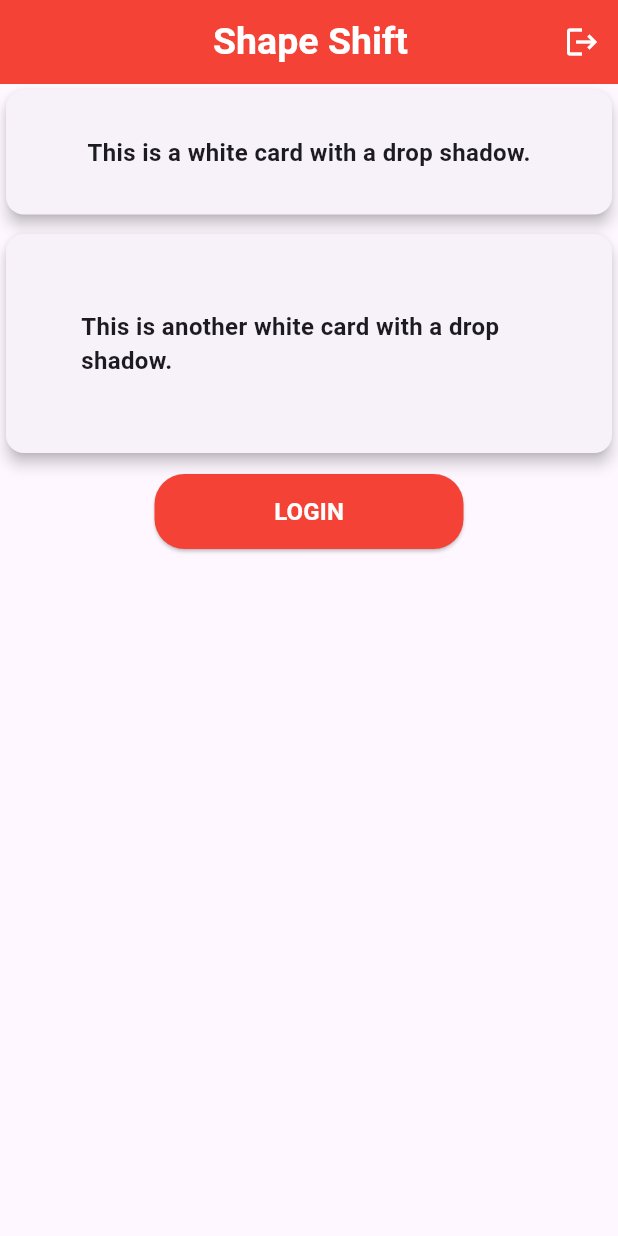
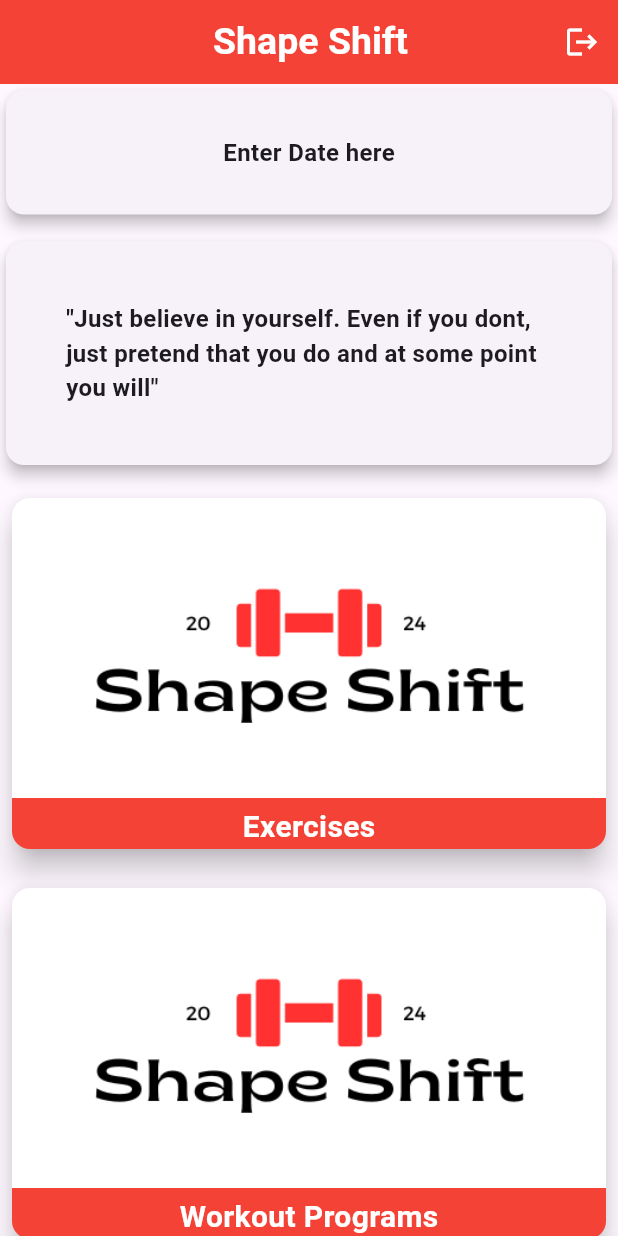
Before and after one commit to ReinoRabbit/personal_project, a Flutter app: the screen it shows once a user with an empty profile is signed in, on a phone screen of 412 x 824 dp. Run offline on Flutter 3.47's test engine with Material 3 defaults, Android fonts, the light colour scheme and no system bars; our stand-ins replace firebase_auth, firebase_core; accounts and stored records are empty.

Commit message:
Built dashboard page

```diff
--- a/lib/ui/dashboard_page.dart
+++ b/lib/ui/dashboard_page.dart
@@ -1,7 +1,5 @@
 import 'package:firebase_auth/firebase_auth.dart';
 import 'package:flutter/material.dart';
-import 'package:personal_project/components/button_reusable.dart';
-// import 'package:personal_project/ui/login_page.dart';
 
 class DashboardPage extends StatefulWidget {
   const DashboardPage({super.key});
@@ -30,7 +28,8 @@ class _DashboardPageState extends State<DashboardPage> {
       ),
 
       //top card
-      body: Column(
+      body: SingleChildScrollView(
+        child: Column(
             crossAxisAlignment: CrossAxisAlignment.start,
             children: <Widget>[
               SizedBox(
@@ -44,7 +43,7 @@ class _DashboardPageState extends State<DashboardPage> {
                     padding: EdgeInsets.all(30.0),
                     child: Center(
                       child: Text(
-                      'This is a white card with a drop shadow.',
+                        'Enter Date here',
                         style: TextStyle(
                           fontSize: 16.0,
                           fontWeight: FontWeight.bold,
@@ -57,7 +56,7 @@ class _DashboardPageState extends State<DashboardPage> {
 
               // 2nd card
 
-            const SizedBox(height: 5.0),
+              const SizedBox(height: 10),
 
               SizedBox(
                 width: double.infinity,
@@ -67,9 +66,10 @@ class _DashboardPageState extends State<DashboardPage> {
                     borderRadius: BorderRadius.circular(12.0),
                   ),
                   child: const Padding(
-                  padding: EdgeInsets.all(50.0),
+                    padding: EdgeInsets.all(40.0),
+                    child: Center(
                       child: Text(
-                    'This is another white card with a drop shadow.',
+                        '"Just believe in yourself. Even if you dont, just pretend that you do and at some point you will"',
                         style: TextStyle(
                           fontSize: 16.0,
                           fontWeight: FontWeight.bold,
@@ -78,16 +78,91 @@ class _DashboardPageState extends State<DashboardPage> {
                     ),
                   ),
                 ),
+              ),
 
+              const SizedBox(height: 10,),
+              //workout image button
 
-            //button
-            Center(child: SizedBox(
-              width: MediaQuery.of(context).size.width * 0.5,
-              child: reusableButton(context, true, () {})
-              )
-            )
+              Center(
+                child: Padding(
+                  padding: const EdgeInsets.all(8.0),
+                  child: Material(
+                    elevation: 8,
+                    borderRadius: BorderRadius.circular(12),
+                    clipBehavior: Clip.antiAliasWithSaveLayer,
+                    color: Colors.red,
+                    child: InkWell(
+                      onTap: () {
+
+                      },
+                      child: Column(
+                        mainAxisSize: MainAxisSize.min,
+                        children: [
+                          Ink.image(
+                            image: const AssetImage("lib/images/logo.png"),
+                            height: 200,
+                            width: double.infinity,
+                            fit: BoxFit.cover,
+                          ),
+                          const SizedBox(height: 5,),
+                          const Text(
+                            "Exercises",
+                            style: TextStyle(
+                              fontSize: 20,
+                              fontWeight: FontWeight.bold,
+                              color: Colors.white,
+                            ),
+                          ),
+                        ],
+                      ),
+                    ),
+                  ),
+                ),
+              ),
+
+              const SizedBox(height: 10,),
+
+              //workout program image button
+
+              Center(
+                child: Padding(
+                  padding: const EdgeInsets.all(8.0),
+                  child: Material(
+                    elevation: 8,
+                    borderRadius: BorderRadius.circular(12),
+                    clipBehavior: Clip.antiAliasWithSaveLayer,
+                    color: Colors.red,
+                    child: InkWell(
+                      onTap: () {
+
+                      },
+                      child: Column(
+                        mainAxisSize: MainAxisSize.min,
+                        children: [
+                          Ink.image(
+                            image: const AssetImage("lib/images/logo.png"),
+                            height: 200,
+                            width: double.infinity,
+                            fit: BoxFit.cover,
+                          ),
+                          const SizedBox(height: 5,),
+                          const Text(
+                            "Workout Programs",
+                            style: TextStyle(
+                              fontSize: 20,
+                              fontWeight: FontWeight.bold,
+                              color: Colors.white,
+                            ),
+                          ),
+                        ],
+                      ),
+                    ),
+                  ),
+                ),
+              ),
 
             ],
+          ),
       ),
       );
   }
```
Lines whose indentation alone changed are shown as unchanged.
